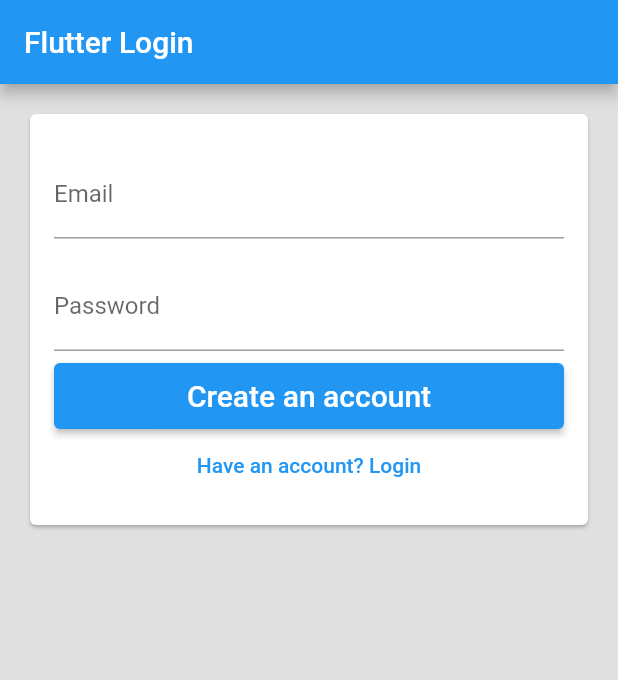
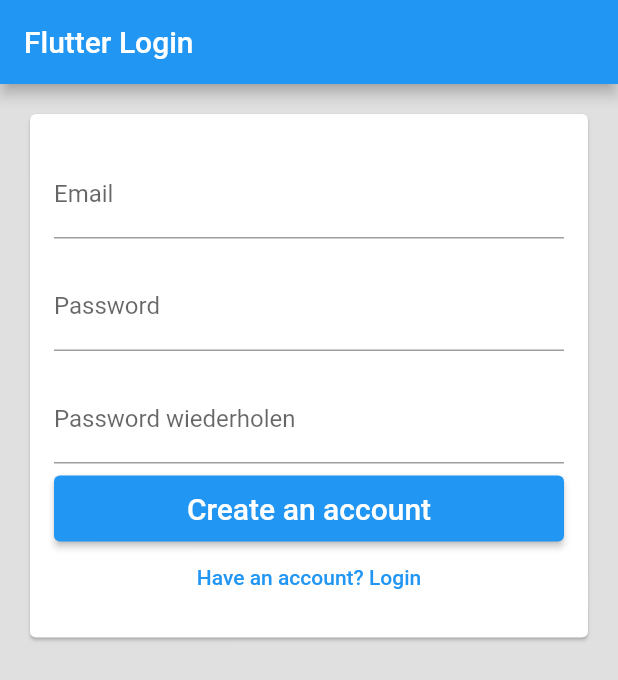
Before and after one commit to actevents/actevents-flutter, a Flutter app: the screen it shows after launch, after a tap on "Login", after a tap on "Need an account? Register", on a phone screen of 412 x 824 dp. Shown: the top 680 px of the screen. Run offline on Flutter 3.47's test engine with Material 2 defaults, Android fonts, the light colour scheme and no system bars; missing offline and left inert: amplify_auth_cognito, amplify_flutter.

Commit message:
[dev]: adding confirm password

```diff
--- a/actevents/lib/routes/user/loginPage.dart
+++ b/actevents/lib/routes/user/loginPage.dart
@@ -17,7 +17,12 @@
 enum FormType { login, register }
 
 class _LoginPageState extends State<LoginPage> {
+  _LoginPageState() {
+   _passwordController = TextEditingController();
+  }
+
   static final formKey = new GlobalKey<FormState>();
+  TextEditingController _passwordController;
   String _email;
   String _password;
   FormType _formType = FormType.login;
@@ -35,7 +40,6 @@
   void validateAndSubmit() async {
     if (validateAndSave()) {
       try {
-        await widget.auth.configureAmplify();
         if (_formType == FormType.login) {
           await widget.auth.signIn(_email, _password);
         } else {
@@ -75,6 +79,8 @@
   }
 
   List<Widget> usernameAndPassword() {
+    switch (_formType) {
+      case FormType.login:
         return [
           padded(
               child: new TextFormField(
@@ -90,10 +96,43 @@
             decoration: new InputDecoration(labelText: 'Password'),
             obscureText: true,
             autocorrect: false,
-        validator: (val) => val.isEmpty ? 'Password can\'t be empty.' : null,
+            validator: (val) =>
+                val.isEmpty ? 'Password can\'t be empty.' : null,
             onSaved: (val) => _password = val,
           )),
         ];
+      case FormType.register:
+        return [
+          padded(
+              child: new TextFormField(
+            key: new Key('email'),
+            decoration: new InputDecoration(labelText: 'Email'),
+            autocorrect: false,
+            validator: (val) => val.isEmpty ? 'Email can\'t be empty.' : null,
+            onSaved: (val) => _email = val,
+          )),
+          padded(
+              child: new TextFormField(
+            key: new Key('password'),
+            controller: _passwordController,
+            decoration: new InputDecoration(labelText: 'Password'),
+            obscureText: true,
+            autocorrect: false,
+            validator: (val) =>
+                val.isEmpty ? 'Password can\'t be empty.' : null,
+            onSaved: (val) => _password = val,
+          )),
+          padded(
+              child: new TextFormField(
+            key: new Key('passwordConfirm'),
+            decoration: new InputDecoration(labelText: 'Password wiederholen'),
+            obscureText: true,
+            autocorrect: false,
+            validator: (val) =>
+            val != _passwordController.text ? "Passwörter müssen gleich sein" : null,
+          )),
+        ];
+    }
   }
 
   List<Widget> submitWidgets() {
--- /dev/null
+++ b/actevents/lib/routes/user/registerPage.dart
@@ -0,0 +1,18 @@
+import 'package:flutter/material.dart';
+
+class RegisterPage extends StatefulWidget {
+  @override
+  _RegisterPageState createState() => _RegisterPageState();
+}
+
+class _RegisterPageState extends State<RegisterPage> {
+  String _email;
+  String _password;
+  String _confirmPassword;
+
+  @override
+  Widget build(BuildContext context) {
+    return
+      Text("Register");
+  }
+}
```
Lines whose indentation alone changed are shown as unchanged.
